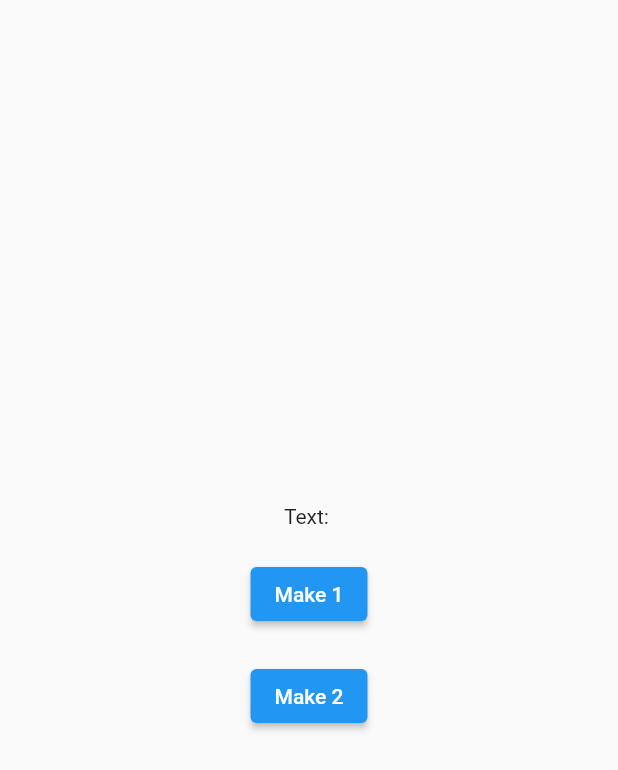
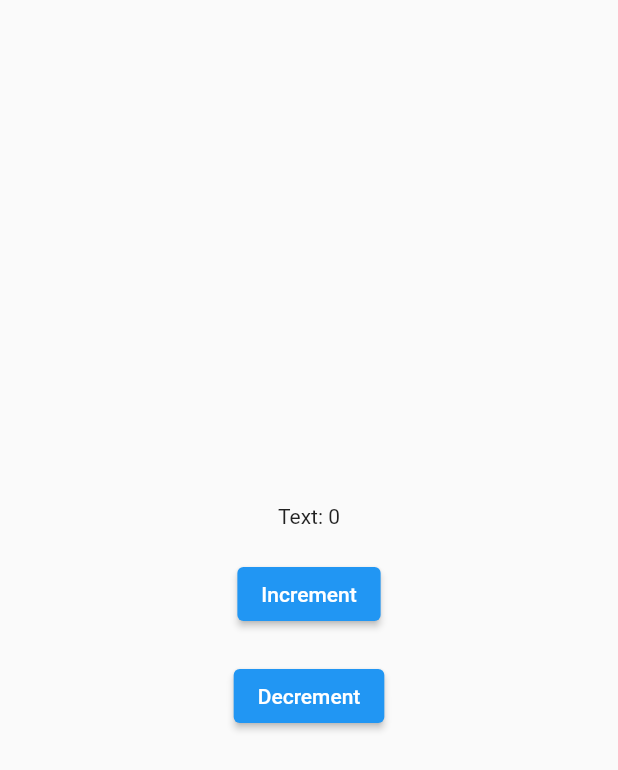
Before and after one commit to wasimiqbal1/Flutter, a Flutter app: the screen it shows after launch, on a phone screen of 412 x 824 dp. Shown: the top 770 px of the screen. Run offline on Flutter 3.47's test engine with Material 2 defaults, Android fonts, the light colour scheme and no system bars.

Commit message:
set state

```diff
--- a/firstapp_wasim/lib/home.dart
+++ b/firstapp_wasim/lib/home.dart
@@ -6,17 +6,17 @@ class Home extends StatefulWidget {
 }
 
 class _HomeState extends State<Home> {
-var text = "";
+var text = 0;
 
 one (){
   setState(() {
-    text = "1";
+    text += 1 ;
   });
 }
 
 two (){
   setState(() {
-    text = "2";
+    text -= 1 ;
   });
 }
 
@@ -29,9 +29,9 @@ two (){
           children: [
             Text("Text: $text"),
             SizedBox(height: 20,),
-            ElevatedButton(onPressed: one, child: Text("Make 1")),
+            ElevatedButton(onPressed: one, child: Text("Increment")),
             SizedBox(height: 20,),
-            ElevatedButton(onPressed: two, child: Text("Make 2")),
+            ElevatedButton(onPressed: two, child: Text("Decrement")),
 
           ],
 
```
